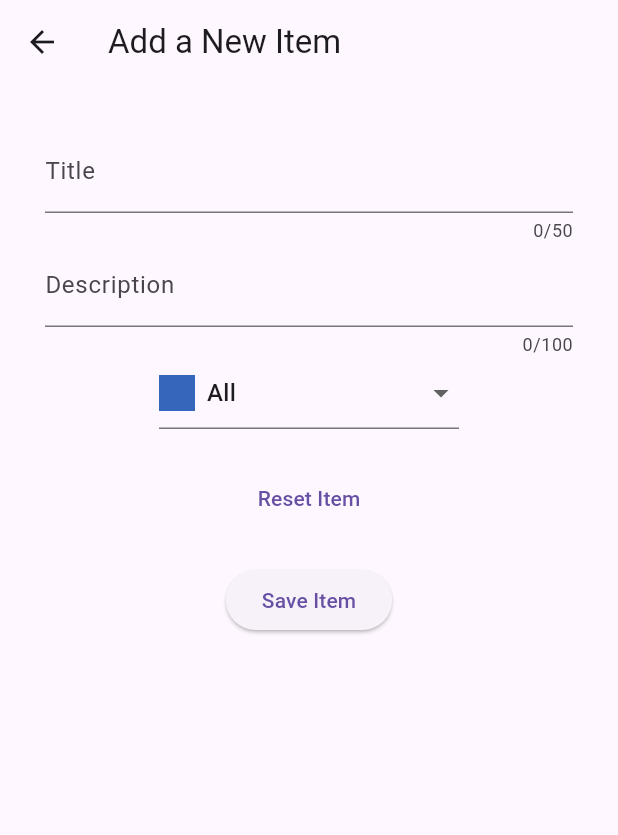
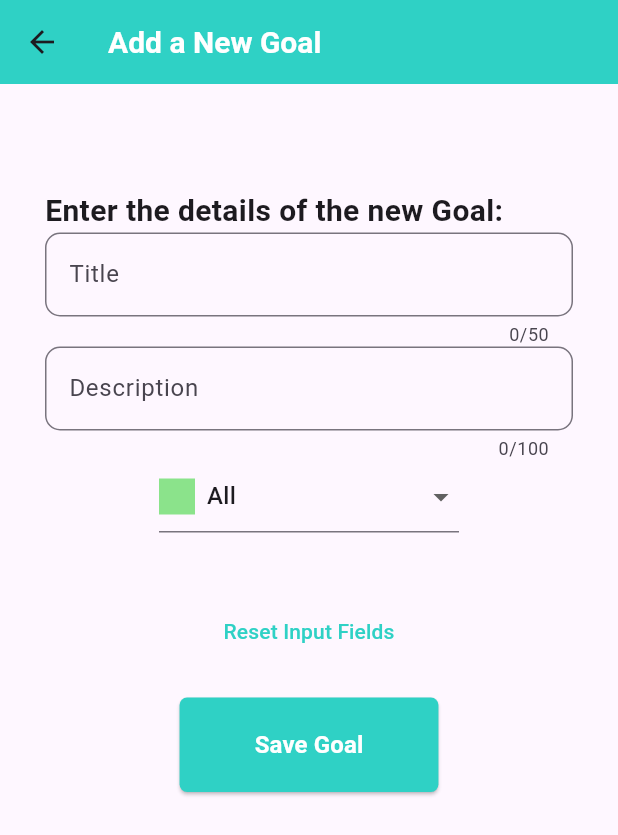
Before and after one commit to ZigaLarissa/flutter_firebase_auth, a Flutter app: the HabitList screen opened directly with empty values, after a tap on the "add" icon, on a phone screen of 412 x 824 dp. Shown: the top 835 px of the screen. Run offline on Flutter 3.47's test engine with Material 3 defaults, Android fonts, the phone set to English and light mode, and no system bars; our stand-ins replace firebase_auth, firebase_core, google_sign_in; accounts and stored records are empty; network calls fail.

Commit message:
New widgets added for better flow of the app

```diff
--- a/flutter_firebase_auth/lib/data/categories.dart
+++ b/flutter_firebase_auth/lib/data/categories.dart
@@ -4,47 +4,48 @@ import 'package:flutter_firebase_auth/models/categories.dart';
 
 const categories = {
   Categories.all: Category(
-      name: 'All',
-      icon: 'assets/icons/all.svg',
-      color: Color.fromRGBO(53, 102, 187, 1)),
+    name: 'All',
+    image: '../images/all.png',
+    color: Color(0xFF8BE38B),
+  ),
   Categories.health: Category(
     name: 'Health',
-    icon: 'assets/icons/health.svg',
-    color: Color.fromRGBO(221, 35, 35, 1),
+    image: '../images/health.png',
+    color: Color(0xFFB3B4F7),
   ),
   Categories.academics: Category(
     name: 'Academics',
-    icon: 'assets/icons/academics.svg',
-    color: Color.fromRGBO(66, 119, 81, 1),
+    image: '../images/academics.png',
+    color: Color(0xFF93B5FF),
   ),
   Categories.faith: Category(
     name: 'Faith',
-    icon: 'assets/icons/faith.svg',
-    color: Color.fromRGBO(236, 252, 12, 1),
+    image: '../images/faith.png',
+    color: Color(0xFFE48FFF),
   ),
   Categories.relationships: Category(
     name: 'Relationships',
-    icon: 'assets/icons/relationships.svg',
-    color: Color.fromRGBO(91, 21, 127, 1),
+    image: '../images/relationship.png',
+    color: Color(0xFFE8FEE4),
   ),
   Categories.finance: Category(
     name: 'Finance',
-    icon: 'assets/icons/finance.svg',
-    color: Color.fromRGBO(20, 2, 2, 1),
+    image: '../images/finance.png',
+    color: Color(0xFFF9B54C),
   ),
   Categories.career: Category(
     name: 'Career',
-    icon: 'assets/icons/career.svg',
-    color: Color.fromRGBO(171, 33, 107, 0.926),
+    image: '../images/career.png',
+    color: Color(0xFFFF7058),
   ),
   Categories.personalGrowth: Category(
     name: 'Personal Growth',
-    icon: 'assets/icons/personal-growth.svg',
-    color: Color.fromRGBO(120, 106, 106, 1),
+    image: '../images/growth.png',
+    color: Color(0xFFBA7958),
   ),
   Categories.hobbies: Category(
     name: 'Hobbies',
-    icon: 'assets/icons/hobbies.svg',
-    color: Color.fromRGBO(46, 198, 240, 1),
+    image: '../images/hobbies.png',
+    color: Color(0xFFE6E9EE),
   ),
 };
--- a/flutter_firebase_auth/lib/main.dart
+++ b/flutter_firebase_auth/lib/main.dart
@@ -1,5 +1,7 @@
 import 'package:firebase_core/firebase_core.dart';
 import 'package:flutter/material.dart';
+import 'package:flutter_firebase_auth/screens/home_screen.dart';
+import 'package:flutter_firebase_auth/screens/signup_screen.dart';
 import 'package:flutter_firebase_auth/screens/welcome_screen.dart';
 
 void main() async {
@@ -25,7 +27,7 @@ class MainApp extends StatelessWidget {
   Widget build(BuildContext context) {
     return const MaterialApp(
       debugShowCheckedModeBanner: false,
-      home: WelcomePage(),
+      home: SignupPage(),
     );
   }
 }
--- a/flutter_firebase_auth/lib/models/categories.dart
+++ b/flutter_firebase_auth/lib/models/categories.dart
@@ -13,9 +13,10 @@ enum Categories {
 }
 
 class Category {
-  const Category({required this.name, required this.icon, required this.color});
+  const Category(
+      {required this.name, required this.image, required this.color});
 
   final String name;
-  final String icon;
+  final String image;
   final Color color;
 }
--- a/flutter_firebase_auth/lib/widgets/habit_list.dart
+++ b/flutter_firebase_auth/lib/widgets/habit_list.dart
@@ -2,6 +2,7 @@ import 'dart:convert';
 
 import 'package:flutter/material.dart';
 import 'package:flutter_firebase_auth/data/categories.dart';
+import 'package:flutter_firebase_auth/models/categories.dart';
 import 'package:flutter_firebase_auth/widgets/edit_item.dart';
 import 'package:http/http.dart' as http;
 import 'package:flutter_firebase_auth/models/habit_item.dart';
@@ -9,8 +10,9 @@ import 'package:flutter_firebase_auth/widgets/new_item.dart';
 
 class HabitList extends StatefulWidget {
   final String userId;
+  final Category? selectedCategory;
 
-  const HabitList({super.key, required this.userId});
+  const HabitList({super.key, required this.userId, this.selectedCategory});
 
   @override
   State<HabitList> createState() => _HabitListState();
@@ -47,6 +49,8 @@ class _HabitListState extends State<HabitList> {
             .firstWhere(
                 (element) => element.value.name == item.value['category'])
             .value;
+        if (widget.selectedCategory == null ||
+            category == widget.selectedCategory) {
           loadedItems.add(
             HabitItem(
               id: item.key,
@@ -55,6 +59,7 @@ class _HabitListState extends State<HabitList> {
               category: category,
             ),
           );
+        }
       }
 
       setState(() {
@@ -73,6 +78,7 @@ class _HabitListState extends State<HabitList> {
       MaterialPageRoute(
         builder: (context) => NewItem(
           userId: widget.userId,
+          selectedCategory: widget.selectedCategory,
         ),
       ),
     );
@@ -118,7 +124,7 @@ class _HabitListState extends State<HabitList> {
   @override
   Widget build(BuildContext context) {
     Widget content = const Center(
-      child: Text('No items yet!'),
+      child: Text('No goals have been added yet!'),
     );
 
     if (_isLoading) {
@@ -174,17 +180,31 @@ class _HabitListState extends State<HabitList> {
       );
     }
 
-    return Padding(
-      padding: const EdgeInsets.all(8.0),
-      child: Scaffold(
-        appBar: AppBar(title: const Text('Your Habits'), actions: [
+    return Scaffold(
+      appBar: AppBar(
+          title: widget.selectedCategory != null
+              ? Text(
+                  widget.selectedCategory!.name,
+                  style: const TextStyle(
+                      color: Colors.white,
+                      fontSize: 20,
+                      fontWeight: FontWeight.bold),
+                )
+              : const Text(
+                  'Your Habits',
+                  style: TextStyle(
+                      color: Colors.white,
+                      fontSize: 20,
+                      fontWeight: FontWeight.bold),
+                ),
+          backgroundColor: const Color(0xFF2FD1C5),
+          actions: [
             IconButton(
               onPressed: _addItem,
               icon: const Icon(Icons.add),
             )
           ]),
       body: content,
-      ),
     );
   }
 }
--- a/flutter_firebase_auth/lib/widgets/new_item.dart
+++ b/flutter_firebase_auth/lib/widgets/new_item.dart
@@ -11,7 +11,8 @@ import 'package:flutter_firebase_auth/models/categories.dart';
 
 class NewItem extends StatefulWidget {
   final String userId;
-  const NewItem({super.key, required this.userId});
+  final Category? selectedCategory;
+  const NewItem({super.key, required this.userId, this.selectedCategory});
 
   @override
   State<NewItem> createState() => _NewItemState();
@@ -21,8 +22,14 @@ class _NewItemState extends State<NewItem> {
   final _formKey = GlobalKey<FormState>();
   var _enteredName = '';
   var _enteredDescription = '';
-  var _selectedCategory = categories[Categories.all]!;
+  late Category _selectedCategory;
   var _isSending = false;
+
+  @override
+  void initState() {
+    super.initState();
+    _selectedCategory = widget.selectedCategory ?? categories[Categories.all]!;
+  }
 
   void _saveItem() async {
     if (_formKey.currentState!.validate()) {
@@ -67,7 +74,14 @@ class _NewItemState extends State<NewItem> {
   @override
   Widget build(BuildContext context) {
     return Scaffold(
-      appBar: AppBar(title: const Text('Add a New Item')),
+      appBar: AppBar(
+        title: const Text('Add a New Goal',
+            style: TextStyle(
+                color: Colors.white,
+                fontSize: 20,
+                fontWeight: FontWeight.bold)),
+        backgroundColor: const Color(0xFF2FD1C5),
+      ),
       body: Padding(
         padding: const EdgeInsets.all(30),
         child: Form(
@@ -76,11 +90,19 @@ class _NewItemState extends State<NewItem> {
               // mainAxisAlignment: MainAxisAlignment.center,
               crossAxisAlignment: CrossAxisAlignment.start,
               children: [
+                const SizedBox(height: 40),
+                const Text(
+                  'Enter the details of the new Goal:',
+                  style: TextStyle(fontSize: 20, fontWeight: FontWeight.bold),
+                ),
                 TextFormField(
                     maxLength: 50,
                     decoration: const InputDecoration(
                       labelText: 'Title',
-                      hintText: 'Enter the title of the item',
+                      hintText: 'Enter the title of the Goal',
+                      border: OutlineInputBorder(
+                        borderRadius: BorderRadius.all(Radius.circular(10)),
+                      ),
                     ),
                     validator: (value) {
                       if (value == null ||
@@ -98,7 +120,10 @@ class _NewItemState extends State<NewItem> {
                     maxLength: 100,
                     decoration: const InputDecoration(
                       labelText: 'Description',
-                      hintText: 'Enter the description of the item',
+                      hintText: 'Enter the description of the Goal',
+                      border: OutlineInputBorder(
+                        borderRadius: BorderRadius.all(Radius.circular(10)),
+                      ),
                     ),
                     validator: (value) {
                       if (value == null ||
@@ -143,7 +168,7 @@ class _NewItemState extends State<NewItem> {
                     ),
                   ),
                 ),
-                const SizedBox(height: 20),
+                const SizedBox(height: 40),
                 Center(
                   child: TextButton(
                     onPressed: _isSending
@@ -151,20 +176,41 @@ class _NewItemState extends State<NewItem> {
                         : () {
                             _formKey.currentState!.reset();
                           },
-                    child: const Text('Reset Item'),
+                    child: const Text(
+                      'Reset Input Fields',
+                      style: TextStyle(
+                        color: Color(0xFF2FD1C5),
+                      ),
+                    ),
                   ),
                 ),
                 const SizedBox(height: 20),
                 Center(
                   child: ElevatedButton(
                     onPressed: _isSending ? null : _saveItem,
+                    style: ElevatedButton.styleFrom(
+                      backgroundColor: const Color(0xFF2FD1C5),
+                      padding: const EdgeInsets.symmetric(
+                        horizontal: 50,
+                        vertical: 20,
+                      ),
+                      shape: RoundedRectangleBorder(
+                        borderRadius: BorderRadius.circular(5),
+                      ),
+                    ),
                     child: _isSending
                         ? const SizedBox(
                             width: 16,
                             height: 16,
                             child: CircularProgressIndicator(),
                           )
-                        : const Text('Save Item'),
+                        : const Text(
+                            'Save Goal',
+                            style: TextStyle(
+                                fontSize: 16,
+                                color: Colors.white,
+                                fontWeight: FontWeight.bold),
+                          ),
                   ),
                 ),
               ],
```
Also changed, not shown: flutter_firebase_auth/lib/screens/home_screen.dart (added, +43 -0 lines), flutter_firebase_auth/lib/screens/signup_screen.dart (+9 -1 lines), flutter_firebase_auth/lib/widgets/category_list.dart (added, +50 -0 lines), flutter_firebase_auth/images/academics.png (added), flutter_firebase_auth/images/all.png (added), flutter_firebase_auth/images/career.png (added), flutter_firebase_auth/images/faith.png (added), flutter_firebase_auth/images/finance.png (added), flutter_firebase_auth/images/growth.png (added), flutter_firebase_auth/images/health.png (added), flutter_firebase_auth/images/hobbies.png (added), flutter_firebase_auth/images/relationship.png (added). Lines whose indentation alone changed are shown as unchanged.
